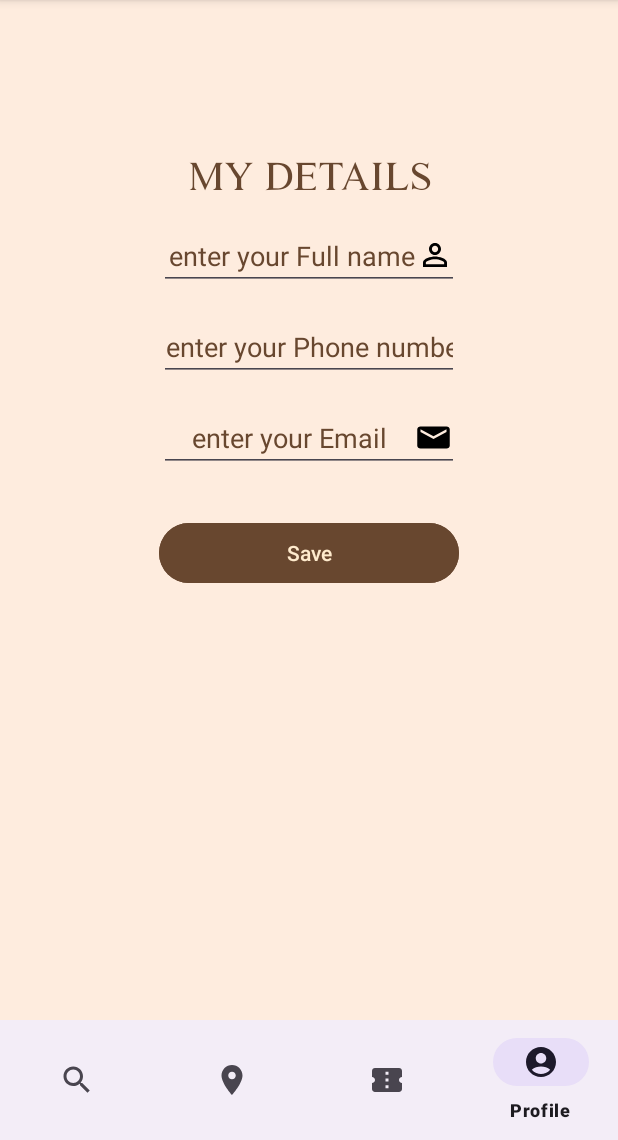
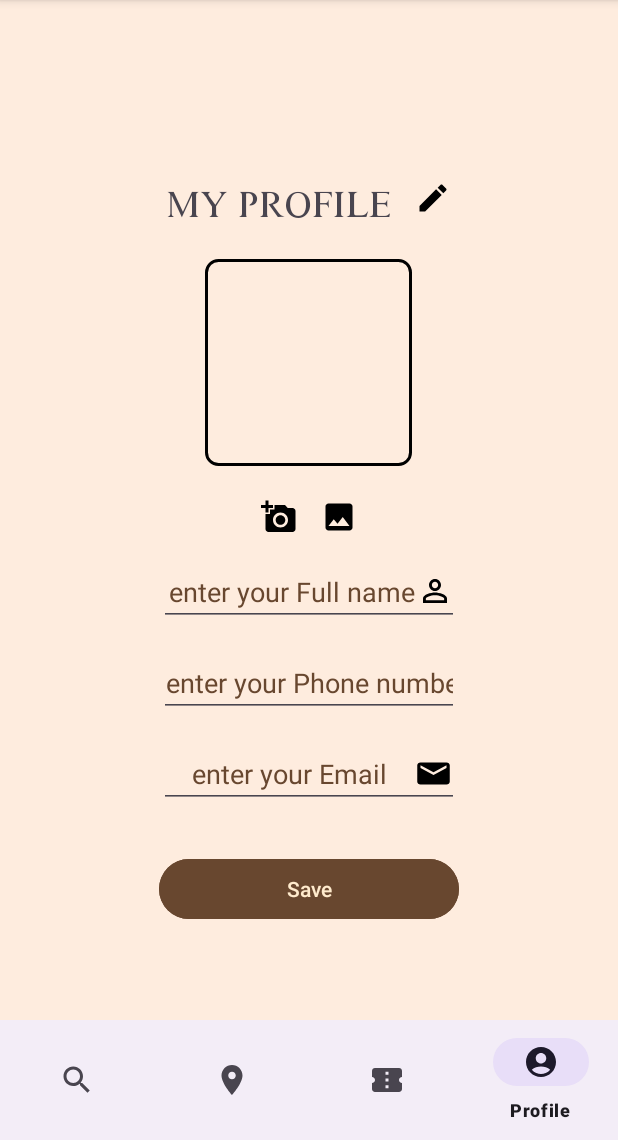
Before and after one commit to MayGvili/LovelyTours, an Android app: the screen it shows after launch once a user with an empty profile is signed in (HomePage), item 4 of the bottom bar chosen, on a phone screen of 412 x 824 dp, the part 96-1236 px from its top. Run offline under Robolectric (Android 15) with nearby library versions, the phone set to English and light mode, and no system bars; our stand-ins replace Firebase (no records; nobody signed in at launch, a user with empty details on screens opened directly), Picasso.

```diff
--- a/app/src/main/java/com/example/lovelytours/DataBaseManager.java
+++ b/app/src/main/java/com/example/lovelytours/DataBaseManager.java
@@ -1,7 +1,6 @@
 package com.example.lovelytours;
 
 
-import com.example.lovelytours.models.Guide;
 import com.example.lovelytours.models.Tour;
 import com.example.lovelytours.models.Tourist;
 import com.example.lovelytours.models.User;
@@ -52,14 +51,14 @@ public class DataBaseManager {
 
     public static void getUser(String uid, boolean isGuide, OnSuccessListener<DataSnapshot> listener) {
         FirebaseDatabase.getInstance()
-                .getReference(isGuide ? GUIDES : USERS)
+                .getReference(isGuide ? GUIDES : TOURISTS)
                 .child(uid)
                 .get()
                 .addOnSuccessListener(listener);
     }
 
     public static void saveTour(Tour tour, OnSuccessListener<Void> listener) {
-        ((Guide) Session.getSession().getCurrentUser()).getCreatedToursId().add(tour.getId());
+        Session.getSession().getCurrentUser().getToursIdsList().add(tour.getId());
         FirebaseDatabase.getInstance()
                 .getReference(TOURS)
                 .child(tour.getId())
--- a/app/src/main/java/com/example/lovelytours/MainActivity.java
+++ b/app/src/main/java/com/example/lovelytours/MainActivity.java
@@ -26,7 +26,6 @@ import com.google.android.gms.tasks.Task;
 import com.google.firebase.auth.AuthResult;
 import com.google.firebase.auth.FirebaseAuth;
 import com.google.firebase.auth.FirebaseUser;
-import com.google.firebase.auth.UserProfileChangeRequest;
 import com.google.firebase.database.DataSnapshot;
 
 
@@ -51,6 +50,7 @@ public class MainActivity extends AppCompatActivity implements View.OnClickListe
         sp=getSharedPreferences("details",0);
 
         mAuth = FirebaseAuth.getInstance();
+        mAuth.signOut();
 //        sp.edit().putString("email", mAuth.getCurrentUser().getEmail());
         if (mAuth.getCurrentUser() != null) {
             fetchUserSession();
@@ -125,7 +125,7 @@ public class MainActivity extends AppCompatActivity implements View.OnClickListe
 
     private void fetchUserSession() {
         boolean isGuide = "Guide".equals(mAuth.getCurrentUser().getDisplayName());
-        DataBaseManager.getUser(mAuth.getUid(),isGuide, new OnSuccessListener<DataSnapshot>() {
+        DataBaseManager.getUser(mAuth.getCurrentUser().getUid(),isGuide, new OnSuccessListener<DataSnapshot>() {
             @Override
             public void onSuccess(DataSnapshot dataSnapshot) {
                 User user;
--- a/app/src/main/java/com/example/lovelytours/RegisterActivity.java
+++ b/app/src/main/java/com/example/lovelytours/RegisterActivity.java
@@ -40,14 +40,13 @@ public class RegisterActivity extends AppCompatActivity implements View.OnClickL
     StorageReference myStorage;
     EditText etFullname , etPhonenumber, regEmail, regPassword;
     Button btnRegister;
-
     AppCompatImageView cameraImg, galleryImg, profileImg;
     Bitmap imageBt;
     String imageUri;
 
     RadioGroup groupType;
 
-    private boolean isTourist;
+    private boolean isTourist = true;
 
 
 
--- a/app/src/main/java/com/example/lovelytours/SearchFragment.java
+++ b/app/src/main/java/com/example/lovelytours/SearchFragment.java
@@ -30,9 +30,7 @@ public class SearchFragment extends Fragment {
     RecyclerView myRecycle;
     BottomNavigationView bottomNavigation1;
     Tour tour;
-
-
-
+    TourAdapter tourAdapter;
 
     @Override
     public View onCreateView(LayoutInflater inflater, ViewGroup container,
@@ -43,37 +41,30 @@ public class SearchFragment extends Fragment {
         myRef = myData.getReference("Tours");
         tours = new ArrayList<>();
         myRecycle = view.findViewById(R.id.myRecycle);
-        ShowTours();
-
-
-        // Inflate the layout for this fragment
+        RecyclerView.LayoutManager layoutManager = new GridLayoutManager(getContext(),2);
+        myRecycle.setLayoutManager(layoutManager);
+        tourAdapter = new TourAdapter(tours, position -> {
+            openTourDetails(position);
+        });
+        myRecycle.setAdapter(tourAdapter);
+        showTours();
         return view;
     }
 
-    private void openCreateTourScreen() {
-        Intent intent = new Intent(this.getContext(), CreateTourActivity.class);
-        startActivity(intent);
-    }
-
-    private void ShowTours()
+    private void showTours()
     {
             myRef.addValueEventListener(new ValueEventListener()
             {
                 @Override
-                public void onDataChange(@NonNull DataSnapshot snapshot)
-                {
-
+                public void onDataChange(@NonNull DataSnapshot snapshot) {
+                    tours.clear();
                     Iterable<DataSnapshot> children = snapshot.getChildren();
                     for( DataSnapshot child: children )
                     {
                         tour = child.getValue(Tour.class);
                         tours.add(tour);
                     }
-                    // RecyclerView myRecycle = findViewById(R.id.myRecycle);
-                    RecyclerView.LayoutManager layoutManager = new GridLayoutManager(getContext(),2);
-                    myRecycle.setLayoutManager(layoutManager);
-                    TourAdapter tourAdapter = new TourAdapter(tours);
-                    myRecycle.setAdapter(tourAdapter);
+                    tourAdapter.notifyDataSetChanged();
 
 
                 }
@@ -87,4 +78,10 @@ public class SearchFragment extends Fragment {
 
     }
 
+    private void openTourDetails(int position) {
+        Intent intent = new Intent(this.getContext(), CreateTourActivity.class);
+        intent.putExtra("tour", tours.get(position));
+        startActivity(intent);
+    }
+
 }
--- a/app/src/main/java/com/example/lovelytours/Session.java
+++ b/app/src/main/java/com/example/lovelytours/Session.java
@@ -9,6 +9,7 @@ public class Session {
     private User currentUser;
 
     private Session(){}
+
     public User getCurrentUser() {
         return currentUser;
     }
--- a/app/src/main/java/com/example/lovelytours/TourAdapter.java
+++ b/app/src/main/java/com/example/lovelytours/TourAdapter.java
@@ -1,6 +1,5 @@
 package com.example.lovelytours;
 
-import android.app.Dialog;
 import android.view.LayoutInflater;
 import android.view.View;
 import android.view.ViewGroup;
@@ -8,37 +7,38 @@ import android.widget.ImageView;
 import android.widget.TextView;
 
 import androidx.annotation.NonNull;
-import androidx.cardview.widget.CardView;
 import androidx.recyclerview.widget.RecyclerView;
 
+import com.example.lovelytours.callbacks.OnItemClickedListener;
 import com.example.lovelytours.models.Tour;
-import com.google.firebase.storage.FirebaseStorage;
-import com.google.firebase.storage.StorageReference;
 import com.squareup.picasso.Picasso;
 
 import java.text.DateFormat;
 import java.text.SimpleDateFormat;
 import java.util.ArrayList;
 
-public class TourAdapter extends RecyclerView.Adapter<TourAdapter.tourViewHolder> {
+public class TourAdapter extends RecyclerView.Adapter<TourAdapter.TourViewHolder> {
+    private final OnItemClickedListener listener;
     private ArrayList<Tour> tours;
+    private DateFormat dateFormat = new SimpleDateFormat("dd.MM.yyyy");
 
 
-    public TourAdapter(ArrayList<Tour> tours) {
+
+    public TourAdapter(ArrayList<Tour> tours, OnItemClickedListener listener) {
         this.tours = tours;
+        this.listener = listener;
     }
-    DateFormat dateFormat = new SimpleDateFormat("dd.MM.yyyy");
+
 
     @NonNull
     @Override
-    public tourViewHolder onCreateViewHolder(@NonNull ViewGroup parent, int viewType) {
+    public TourViewHolder onCreateViewHolder(@NonNull ViewGroup parent, int viewType) {
         View tourView = LayoutInflater.from(parent.getContext()).inflate(R.layout.one_tour, parent, false);
-
-        return new tourViewHolder(tourView);
+        return new TourViewHolder(tourView);
     }
 
     @Override
-    public void onBindViewHolder(@NonNull tourViewHolder holder, int position) {
+    public void onBindViewHolder(@NonNull TourViewHolder holder, int position) {
         Tour tour = tours.get(position);
         Picasso.get().load(tour.getImage())
                 .centerCrop()
@@ -47,6 +47,12 @@ public class TourAdapter extends RecyclerView.Adapter<TourAdapter.tourViewHolder
 
         holder.date.setText(dateFormat.format(tour.getDate()));
         holder.time.setText("Start time: " + tour.getStartTime() + " End time: " + tour.getEndTime());
+        holder.itemView.setOnClickListener(view -> {
+            if (listener != null) {
+                listener.onItemClicked(position);
+            }
+        });
+        holder.name.setText(tour.getName());
     }
 
 
@@ -55,18 +61,16 @@ public class TourAdapter extends RecyclerView.Adapter<TourAdapter.tourViewHolder
         return tours.size();
     }
 
-    public static class tourViewHolder extends RecyclerView.ViewHolder {
+    public static class TourViewHolder extends RecyclerView.ViewHolder {
         public TextView name, date, time;
         public ImageView image;
 
-        public tourViewHolder(@NonNull View itemView) {
+        public TourViewHolder(@NonNull View itemView) {
             super(itemView);
             name = itemView.findViewById(R.id.name);
             date = itemView.findViewById(R.id.date);
             time = itemView.findViewById(R.id.time);
             image = itemView.findViewById(R.id.image);
-
-
         }
     }
 }
--- /dev/null
+++ b/app/src/main/java/com/example/lovelytours/callbacks/OnItemClickedListener.java
@@ -0,0 +1,5 @@
+package com.example.lovelytours.callbacks;
+
+public interface OnItemClickedListener {
+    void onItemClicked(int position);
+}
--- a/app/src/main/java/com/example/lovelytours/profile.java
+++ b/app/src/main/java/com/example/lovelytours/profile.java
@@ -36,10 +36,10 @@ EditText etFullnameProfile,etPhonenumberProfile,etEmailProfile;
        myAuth=FirebaseAuth.getInstance();
        myData=FirebaseDatabase.getInstance();
        myRef=myData.getReference("Users").child(myAuth.getCurrentUser().getUid());
-       etFullnameProfile=(EditText)view.findViewById(R.id.etFullnameProfile);
-       etPhonenumberProfile=(EditText)view.findViewById(R.id.etPhonenumberProfile);
-       etEmailProfile=(EditText)view.findViewById(R.id.etEmailProfile);
-       btnProfile=(Button) view.findViewById(R.id.btnProfile);
+//       etFullnameProfile=(EditText)view.findViewById(R.id.etFullnameProfile);
+//       etPhonenumberProfile=(EditText)view.findViewById(R.id.etPhonenumberProfile);
+//       etEmailProfile=(EditText)view.findViewById(R.id.etEmailProfile);
+//       btnProfile=(Button) view.findViewById(R.id.btnProfile);
        //btnProfile.setOnClickListener(this);
       // showmydetails();
 
--- /dev/null
+++ b/app/src/main/res/drawable/baseline_edit_24.xml
@@ -0,0 +1,5 @@
+<vector android:height="24dp" android:tint="#000000"
+    android:viewportHeight="24" android:viewportWidth="24"
+    android:width="24dp" xmlns:android="http://schemas.android.com/apk/res/android">
+    <path android:fillColor="@android:color/white" android:pathData="M3,17.25V21h3.75L17.81,9.94l-3.75,-3.75L3,17.25zM20.71,7.04c0.39,-0.39 0.39,-1.02 0,-1.41l-2.34,-2.34c-0.39,-0.39 -1.02,-0.39 -1.41,0l-1.83,1.83 3.75,3.75 1.83,-1.83z"/>
+</vector>
--- a/app/src/main/res/layout/activity_create_tour.xml
+++ b/app/src/main/res/layout/activity_create_tour.xml
@@ -99,12 +99,13 @@
             android:layout_width="match_parent"
             android:layout_height="wrap_content"
             android:layout_marginTop="16dp"
-            android:hint="@string/max_people">
+            >
 
             <com.google.android.material.textfield.TextInputEditText
                 android:id="@+id/max_tourists"
                 android:layout_width="match_parent"
                 android:inputType="numberSigned"
+                android:hint="@string/max_people"
                 android:layout_height="match_parent"/>
         </com.google.android.material.textfield.TextInputLayout>
 
@@ -180,6 +181,7 @@
             android:layout_width="wrap_content"
             android:layout_height="wrap_content"
             android:id="@+id/create"
+            android:layout_marginTop="16dp"
             android:layout_gravity="center_horizontal"
             android:text="@string/create_tour"/>
         </androidx.appcompat.widget.LinearLayoutCompat>
--- a/app/src/main/res/layout/fragment_profile.xml
+++ b/app/src/main/res/layout/fragment_profile.xml
@@ -1,74 +1,121 @@
 <?xml version="1.0" encoding="utf-8"?>
-<FrameLayout xmlns:android="http://schemas.android.com/apk/res/android"
+<LinearLayout xmlns:android="http://schemas.android.com/apk/res/android"
+    xmlns:app="http://schemas.android.com/apk/res-auto"
     xmlns:tools="http://schemas.android.com/tools"
     android:layout_width="match_parent"
     android:layout_height="match_parent"
+    android:orientation="vertical"
     android:background="#8FFFE4C4"
-    tools:context=".profile">
+    tools:context=".RegisterActivity">
+
+    <LinearLayout
+        android:layout_marginTop="120dp"
+        android:layout_width="match_parent"
+        android:layout_height="wrap_content"
+        android:gravity="center|center_vertical">
+
+        <TextView
+            android:layout_width="wrap_content"
+            android:layout_height="wrap_content"
+            android:layout_gravity="center"
+            android:textSize="25sp"
+            android:fontFamily="@font/fontforget"
+            android:textColorHint="@color/SaddleBrown"
+            android:textStyle="bold"
+            android:text="@string/my_profile"/>
+
+        <ImageView
+            android:id="@+id/edit"
+            android:layout_gravity="end"
+            android:src="@drawable/baseline_edit_24"
+            android:layout_marginStart="16dp"
+            android:layout_width="wrap_content"
+            android:layout_height="wrap_content" />
+    </LinearLayout>
+
+
+
+    <androidx.appcompat.widget.AppCompatImageView
+        android:id="@+id/profile"
+        android:layout_width="150dp"
+        android:layout_height="150dp"
+        android:layout_gravity="center_horizontal"
+        android:layout_marginTop="16dp"
+        android:layout_marginBottom="16dp"
+        android:scaleType="centerCrop"
+        android:padding="6dp"
+        android:cropToPadding="true"
+        android:src="@drawable/bg_border"/>
 
     <LinearLayout
         android:layout_width="match_parent"
-        android:orientation="vertical"
-        android:layout_height="match_parent">
+        android:layout_height="wrap_content"
+        android:gravity="center">
 
-        <TextView
-            android:layout_width="match_parent"
+        <androidx.appcompat.widget.AppCompatImageView
+            android:id="@+id/take_photo"
+            android:layout_width="wrap_content"
             android:layout_height="wrap_content"
-            android:layout_gravity="center"
-            android:layout_marginTop="100dp"
-            android:gravity="center"
-            android:textColor="@color/SaddleBrown"
-            android:fontFamily="@font/fontforget"
-            android:text="My details"
-            android:textSize="27sp"
-            android:textStyle="bold" />
+            android:src="@drawable/baseline_add_a_photo_24"/>
+
+        <androidx.appcompat.widget.AppCompatImageView
+            android:id="@+id/gallery"
+            android:layout_width="wrap_content"
+            android:layout_height="wrap_content"
+            android:layout_marginStart="16dp"
+            android:src="@drawable/baseline_insert_photo_24"/>
+    </LinearLayout>
 
     <EditText
-            android:id="@+id/etFullnameProfile"
         android:layout_width="200dp"
         android:layout_height="wrap_content"
+        android:layout_marginTop="15dp"
+        android:gravity="center"
         android:layout_gravity="center"
-            android:layout_marginTop="15dp"
+        android:textColor="@color/SaddleBrown"
+        android:hint="enter your Full name"
+        android:textColorHint="@color/SaddleBrown"
         android:drawableRight="@drawable/name_icon"
-            android:gravity="center"
-            android:textColorHint="@color/SaddleBrown"
-            android:hint="enter your Full name" />
+        android:id="@+id/etFullname"/>
 
     <EditText
-            android:id="@+id/etPhonenumberProfile"
         android:layout_width="200dp"
         android:layout_height="wrap_content"
-            android:layout_gravity="center"
         android:layout_marginTop="15dp"
         android:gravity="center"
+        android:layout_gravity="center"
+        android:textColor="@color/SaddleBrown"
+        android:hint="enter your Phone number"
         android:textColorHint="@color/SaddleBrown"
-            android:hint="enter your Phone number"
-            android:inputType="number" />
+        android:inputType="number"
+        android:id="@+id/etPhonenumber"/>
 
     <EditText
-            android:id="@+id/etEmailProfile"
         android:layout_width="200dp"
         android:layout_height="wrap_content"
+        android:layout_marginTop="15dp"
+        android:gravity="center"
         android:layout_gravity="center"
-            android:layout_marginTop="15dp"
+        android:textColor="@color/SaddleBrown"
+        android:hint="enter your Email"
+        android:textColorHint="@color/SaddleBrown"
         android:drawableRight="@drawable/email_icon"
-            android:gravity="center"
-            android:textColorHint="@color/SaddleBrown"
-            android:hint="enter your Email"
-            android:inputType="textWebEmailAddress" />
+        android:inputType="textWebEmailAddress"
+        android:id="@+id/regEmail"/>
+
+
     <Button
-            android:id="@+id/btnProfile"
         android:layout_width="200dp"
         android:layout_height="wrap_content"
+        android:gravity="center"
+        android:layout_gravity="center"
+        android:id="@+id/btnRegister"
+        android:text="@string/save"
         android:textColor="@color/BlanchedAlmond"
         android:backgroundTint="#68472F"
-            android:layout_gravity="center"
-            android:layout_marginTop="30dp"
-            android:gravity="center"
-            android:text="Save" />
+        android:layout_marginTop="30dp"/>
+
+
 
 
 </LinearLayout>
-
-
-</FrameLayout>
--- a/app/src/main/res/menu/button_menu.xml
+++ b/app/src/main/res/menu/button_menu.xml
@@ -15,8 +15,8 @@
         android:title="Nearby"
         android:icon="@drawable/location_icon"/>
     <item
-        android:id="@+id/button_pageBar_tickets"
-        android:title="Tickets"
+        android:id="@+id/tickets"
+        android:title="@string/tickets"
         android:icon="@drawable/card_icon"/>
     <item
         android:id="@+id/button_pageBar_profile"
--- a/app/src/main/res/values/strings.xml
+++ b/app/src/main/res/values/strings.xml
@@ -1,6 +1,5 @@
 <resources>
     <string name="app_name">LovelyTours</string>
-    <!-- TODO: Remove or change this placeholder text -->
     <string name="hello_blank_fragment">Hello blank fragment</string>
     <string name="error">Error</string>
     <string name="enter_email">Enter you Email</string>
@@ -9,7 +8,7 @@
     <string name="start_point">Start Point:</string>
     <string name="destination">Destination</string>
     <string name="description">Description</string>
-    <string name="max_people">Max tourist</string>
+    <string name="max_people">Max tourists</string>
     <string name="date">Date</string>
     <string name="start_time">Start Time</string>
     <string name="end_time">End Time</string>
@@ -18,4 +17,10 @@
     <string name="create_tour">Create Tour</string>
     <string name="my_tours">My Tours</string>
     <string name="tour_created">The tour is created successfully</string>
+    <string name="register_to_tour">Register To Tour</string>
+    <string name="available_tickets">Available tickets</string>
+    <string name="registration_successfully">You have successfully registered!</string>
+    <string name="tickets">Tickets</string>
+    <string name="my_profile">My Profile</string>
+    <string name="save">Save</string>
 </resources>
```
Also changed, not shown: app/src/main/java/com/example/lovelytours/CreateTourActivity.java (+54 -4 lines), app/src/main/java/com/example/lovelytours/HomePage.java (+1 -12 lines), app/src/main/java/com/example/lovelytours/MyToursFragment.java (+3 -5 lines), app/src/main/java/com/example/lovelytours/models/Guide.java (+0 -11 lines), app/src/main/java/com/example/lovelytours/models/User.java (+10 -9 lines). Lines whose indentation alone changed are shown as unchanged.
